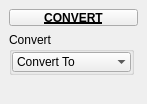
First picture: the form in tentacle/ui/3/convert.ui, repository m3trik/tentacle, before the edit.
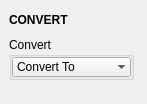
Second picture: the form after the edit. Custom widgets are drawn as their Qt base class.

Patch:
```diff
--- a/tentacle/ui/3/convert.ui
+++ b/tentacle/ui/3/convert.ui
@@ -40,32 +40,28 @@
   <widget class="QWidget" name="main_widget">
    <layout class="QVBoxLayout" name="verticalLayout_3">
     <item>
-     <widget class="PushButtonDraggable" name="draggable_header">
+     <widget class="Draggable_header" name="draggable_header">
       <property name="minimumSize">
        <size>
-        <width>19</width>
-        <height>17</height>
+        <width>0</width>
+        <height>22</height>
        </size>
       </property>
       <property name="maximumSize">
        <size>
-        <width>999</width>
-        <height>17</height>
+        <width>125</width>
+        <height>22</height>
        </size>
       </property>
       <property name="font">
        <font>
         <weight>75</weight>
         <bold>true</bold>
-        <underline>true</underline>
        </font>
       </property>
       <property name="text">
        <string>CONVERT</string>
       </property>
-      <property name="checkable">
-       <bool>true</bool>
-      </property>
      </widget>
     </item>
     <item>
@@ -158,16 +154,16 @@
   </widget>
  </widget>
  <customwidgets>
+  <customwidget>
+   <class>Draggable_header</class>
+   <extends>QLabel</extends>
+   <header>draggable_header.h</header>
+  </customwidget>
   <customwidget>
    <class>ComboBox</class>
    <extends>QComboBox</extends>
    <header>widgets.combobox.h</header>
   </customwidget>
-  <customwidget>
-   <class>PushButtonDraggable</class>
-   <extends>QPushButton</extends>
-   <header>widgets.pushbuttondraggable.h</header>
-  </customwidget>
  </customwidgets>
  <resources/>
  <connections/>
```
